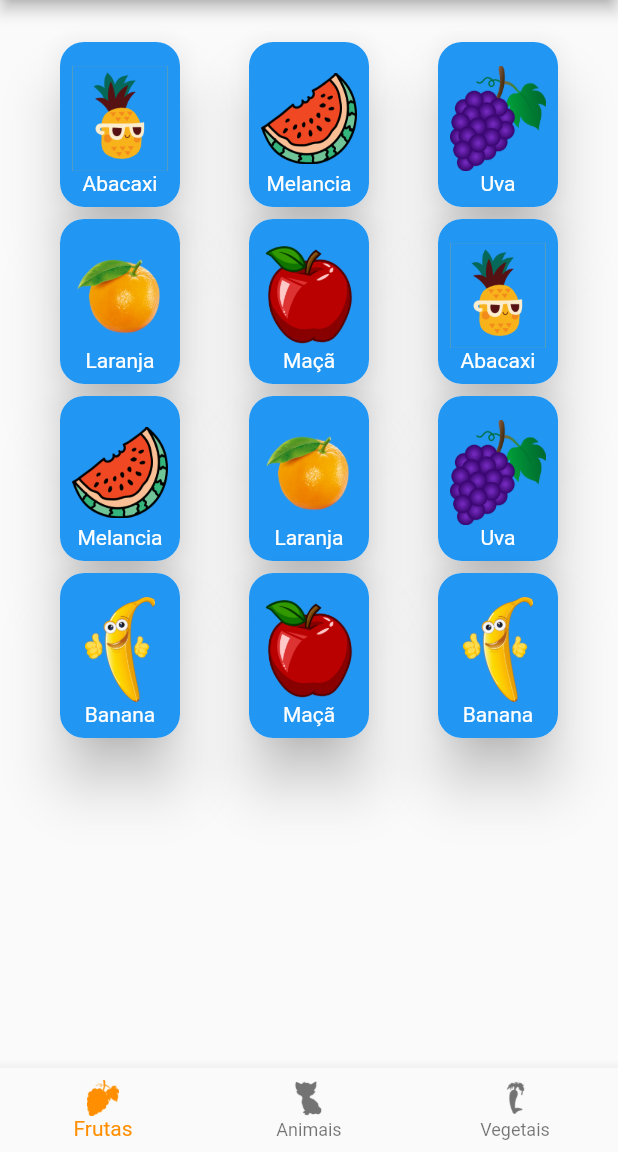
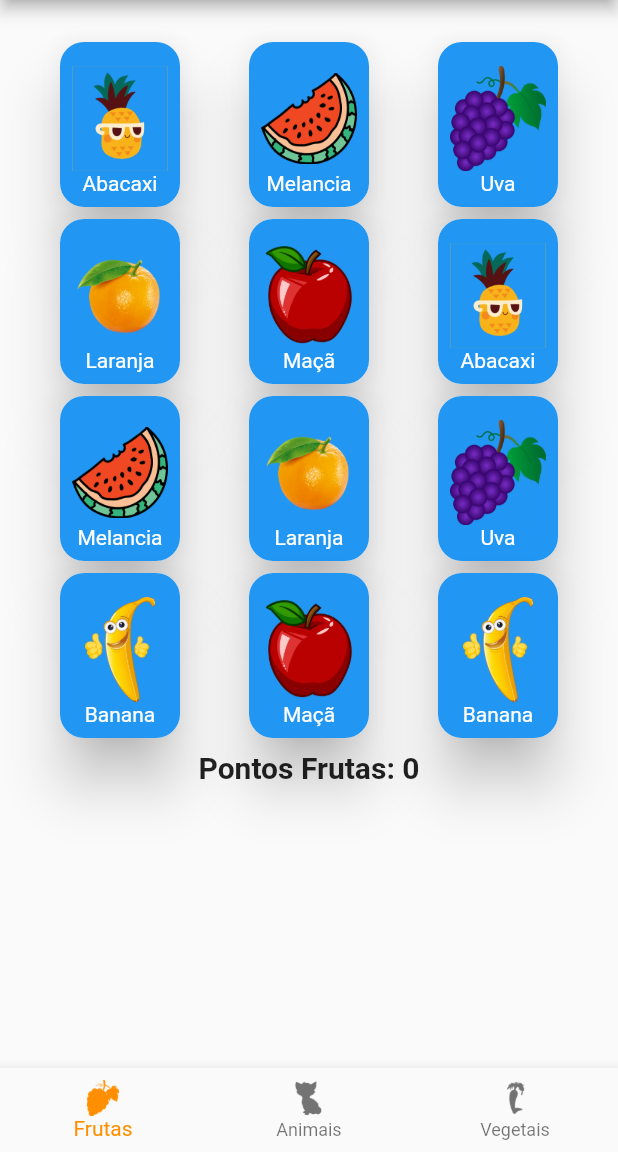
Before and after one commit to barrosodegas/flutter_mobile, a Flutter app: the screen it shows after launch, after a tap on "Jogar!", on a phone screen of 412 x 824 dp, the part 84-1236 px from its top. Run offline on Flutter 3.47's test engine with Material 2 defaults, Android fonts, the phone set to English and light mode, and no system bars; drawn by our look-alikes of flip_card; our stand-ins replace shared_preferences.

Commit message:
add: score to find_me project

```diff
--- a/find_me/lib/main.dart
+++ b/find_me/lib/main.dart
@@ -1,4 +1,3 @@
-import 'package:find_me/model/card_item.dart';
 import 'package:find_me/screen/base_screen.dart';
 import 'package:find_me/screen/home/home_screen.dart';
 import 'package:flutter/material.dart';
@@ -6,25 +5,30 @@ import 'package:provider/provider.dart';
 import 'package:find_me/service/card_animals_service.dart';
 import 'package:find_me/service/card_fruit_service.dart';
 import 'package:find_me/service/card_vegetables_service.dart';
+import 'package:shared_preferences/shared_preferences.dart';
 
-void main() {
+void main() async {
+
+  WidgetsFlutterBinding.ensureInitialized();
+  SharedPreferences storage = await SharedPreferences.getInstance();
+
   runApp(
     MultiProvider(
       providers: [
         ChangeNotifierProvider(
-          create: (_) => CardFruitService(),
+          create: (_) => CardFruitService(storage),
           lazy: false,
         ),
         ChangeNotifierProvider(
-          create: (_) => CardAnimalsService(),
+          create: (_) => CardAnimalsService(storage),
         ),
         ChangeNotifierProvider(
-          create: (_) => CardVegetablesService(),
+          create: (_) => CardVegetablesService(storage),
         ),
       ],
       child: MaterialApp(
         debugShowCheckedModeBanner: false,
-        title: 'Flutter Demo',
+        title: 'Encontre-me',
         theme: ThemeData(
           primarySwatch: Colors.blue,
           visualDensity: VisualDensity.adaptivePlatformDensity,
@@ -33,12 +37,12 @@ void main() {
           switch(settings.name) {
             case '/home':
               return MaterialPageRoute(
-                builder: (_) => HomeScreen(),
+                builder: (_) => HomeScreen(storage: storage,),
                 settings: settings,
               );
             default:
               return MaterialPageRoute(
-                builder: (_) => BaseScreen(),
+                builder: (_) => BaseScreen(storage: storage),
                 settings: settings,
               );
           }
--- a/find_me/lib/screen/base_screen.dart
+++ b/find_me/lib/screen/base_screen.dart
@@ -1,13 +1,24 @@
+import 'package:find_me/service/card_animals_service.dart';
+import 'package:find_me/service/card_fruit_service.dart';
+import 'package:find_me/service/card_vegetables_service.dart';
 import 'package:flutter/material.dart';
 import 'package:flutter/services.dart';
+import 'package:provider/provider.dart';
+import 'package:shared_preferences/shared_preferences.dart';
 
 class BaseScreen extends StatefulWidget {
+
+  final SharedPreferences storage;
+
+  const BaseScreen({Key key, this.storage}) : super(key: key);
 
   @override
   _BaseScreenState createState() => _BaseScreenState();
 }
 
 class _BaseScreenState extends State<BaseScreen> {
+
+  SharedPreferences get storage => widget.storage;
 
   @override
   void initState() {
@@ -33,7 +44,63 @@ class _BaseScreenState extends State<BaseScreen> {
         centerTitle: true,
       ),
       body: Center(
-        child: Container(
+        child: Column(
+          crossAxisAlignment: CrossAxisAlignment.center,
+          mainAxisAlignment: MainAxisAlignment.center,
+          children: [
+            Column(
+              crossAxisAlignment: CrossAxisAlignment.start,
+              mainAxisAlignment: MainAxisAlignment.center,
+              children: [
+                Consumer<CardFruitService>(
+                  builder: (_, __, ___) {
+                    final int scoreFruit = (storage.getInt("score_fruit") ?? 0);
+                    return Padding(
+                      padding: const EdgeInsets.only(left: 8.0, bottom: 16.0),
+                      child: Text(
+                        'Pontos Frutas: $scoreFruit',
+                        style: TextStyle(
+                          fontSize: 28,
+                          fontWeight: FontWeight.bold,
+                        ),
+                      ),
+                    );
+                  },
+                ),
+                Consumer<CardAnimalsService>(
+                  builder: (_, __, ___) {
+                    final int scoreAnimals = (storage.getInt("score_animals") ?? 0);
+                    return Padding(
+                      padding: const EdgeInsets.only(left: 8.0, bottom: 16.0),
+                      child: Text(
+                        'Pontos Animais: $scoreAnimals',
+                        style: TextStyle(
+                          fontSize: 28,
+                          fontWeight: FontWeight.bold,
+                        ),
+                      ),
+                    );
+                  },
+                ),
+                Consumer<CardVegetablesService>(
+                  builder: (_, __, ___) {
+                    final int scoreVegetables = (storage.getInt("score_vegetables") ?? 0);
+                    return Padding(
+                      padding: const EdgeInsets.only(left: 8.0, bottom: 16.0),
+                      child: Text(
+                        'Pontos Vegetais: $scoreVegetables',
+                        style: TextStyle(
+                          fontSize: 28,
+                          fontWeight: FontWeight.bold,
+                        ),
+                      ),
+                    );
+                  },
+                ),
+              ],
+            ),
+            const SizedBox(height: 32,),
+            Container(
               height: 60,
               width: 240,
               child: RaisedButton(
@@ -50,6 +117,8 @@ class _BaseScreenState extends State<BaseScreen> {
                 color: Theme.of(context).primaryColor,
               ),
             ),
+          ],
+        ),
       ),
     );
   }
--- a/find_me/lib/screen/card/card_screen.dart
+++ b/find_me/lib/screen/card/card_screen.dart
@@ -8,6 +8,7 @@ import 'package:find_me/service/card_service.dart';
 import 'package:find_me/service/card_vegetables_service.dart';
 import 'package:flutter/material.dart';
 import 'package:provider/provider.dart';
+import 'package:shared_preferences/shared_preferences.dart';
 
 enum CardType { FRUIT, ANIMALS, VEGETABLES }
 
@@ -16,8 +17,9 @@ class CardScreen extends StatelessWidget {
   final List<int> indexes = [];
   final CardType cardType;
   final Color color;
+  final SharedPreferences storage;
 
-  CardScreen({Key key, this.cardType, this.color}) : super(key: key) {
+  CardScreen({Key key, this.cardType, this.color, this.storage}) : super(key: key) {
     _randomIndexes();
   }
 
@@ -116,6 +118,48 @@ class CardScreen extends StatelessWidget {
                       ),
                   ],
                 ),
+                if (cardService is CardFruitService)
+                  Container(
+                    alignment: Alignment.center,
+                    child: Padding(
+                      padding: const EdgeInsets.all(4),
+                      child: Text(
+                        'Pontos Frutas: ${(storage.getInt("score_fruit") ?? 0)}',
+                        style: TextStyle(
+                          fontSize: 20,
+                          fontWeight: FontWeight.bold,
+                        ),
+                      ),
+                    )
+                  )
+                else if (cardService is CardAnimalsService)
+                  Container(
+                      alignment: Alignment.center,
+                      child: Padding(
+                        padding: const EdgeInsets.all(4),
+                        child: Text(
+                          'Pontos Animais: ${(storage.getInt("score_animals") ?? 0)}',
+                          style: TextStyle(
+                            fontSize: 20,
+                            fontWeight: FontWeight.bold,
+                          ),
+                        ),
+                      )
+                  )
+                else
+                  Container(
+                      alignment: Alignment.center,
+                      child: Padding(
+                        padding: const EdgeInsets.all(4),
+                        child: Text(
+                          'Pontos Vegetais: ${(storage.getInt("score_vegetables") ?? 0)}',
+                          style: TextStyle(
+                            fontSize: 20,
+                            fontWeight: FontWeight.bold,
+                          ),
+                        ),
+                      )
+                  ),
               ],
             ),
           );
--- a/find_me/lib/screen/home/home_screen.dart
+++ b/find_me/lib/screen/home/home_screen.dart
@@ -1,7 +1,12 @@
 import 'package:find_me/screen/card/card_screen.dart';
 import 'package:flutter/material.dart';
+import 'package:shared_preferences/shared_preferences.dart';
 
 class HomeScreen extends StatefulWidget {
+
+  final SharedPreferences storage;
+
+  const HomeScreen({Key key, this.storage}) : super(key: key);
 
   @override
   _HomeScreenState createState() => _HomeScreenState();
@@ -10,6 +15,8 @@ class HomeScreen extends StatefulWidget {
 class _HomeScreenState extends State<HomeScreen> {
 
   final PageController pageController = PageController();
+
+  SharedPreferences get storage => widget.storage;
 
   @override
   void dispose() {
@@ -28,14 +35,17 @@ class _HomeScreenState extends State<HomeScreen> {
           CardScreen(
             color: Colors.blue,
             cardType: CardType.FRUIT,
+            storage: storage,
           ),
           CardScreen(
             color: Colors.blue,
             cardType: CardType.ANIMALS,
+            storage: storage,
           ),
           CardScreen(
             color: Colors.blue,
             cardType: CardType.VEGETABLES,
+            storage: storage,
           ),
         ],
       ),
--- a/find_me/lib/service/card_animals_service.dart
+++ b/find_me/lib/service/card_animals_service.dart
@@ -1,14 +1,17 @@
 import 'package:find_me/model/card_item.dart';
 import 'package:find_me/service/card_service.dart';
 import 'package:flutter/material.dart';
+import 'package:shared_preferences/shared_preferences.dart';
 
 class CardAnimalsService extends ChangeNotifier implements CardService {
 
+  final List<String> pairItems = [];
+  final SharedPreferences storage;
+
   List<CardItem> cardItems;
-  final List<String> pairItems = [];
   int _counter = 0;
 
-  CardAnimalsService() {
+  CardAnimalsService(this.storage) {
     this.cardItems = _getAnimals();
     pairItems.clear();
   }
@@ -30,6 +33,7 @@ class CardAnimalsService extends ChangeNotifier implements CardService {
 
       if (count == 2) {
         pairItems.add(cardItem.code);
+        storage.setInt('score_animals', (storage.getInt("score_animals") ?? 0) + 1);
       }
       _counter++;
     }
--- a/find_me/lib/service/card_fruit_service.dart
+++ b/find_me/lib/service/card_fruit_service.dart
@@ -1,14 +1,17 @@
 import 'package:find_me/model/card_item.dart';
 import 'package:find_me/service/card_service.dart';
 import 'package:flutter/material.dart';
+import 'package:shared_preferences/shared_preferences.dart';
 
 class CardFruitService extends ChangeNotifier implements CardService {
 
+  final List<String> pairItems = [];
+  final SharedPreferences storage;
+
   List<CardItem> cardItems;
-  final List<String> pairItems = [];
   int _counter = 0;
 
-  CardFruitService() {
+  CardFruitService(this.storage) {
     this.cardItems = _getFruit();
     pairItems.clear();
   }
@@ -30,6 +33,7 @@ class CardFruitService extends ChangeNotifier implements CardService {
 
       if (count == 2) {
         pairItems.add(cardItem.code);
+        storage.setInt('score_fruit', (storage.getInt("score_fruit") ?? 0) + 1);
       }
       _counter++;
     }
--- a/find_me/lib/service/card_vegetables_service.dart
+++ b/find_me/lib/service/card_vegetables_service.dart
@@ -1,14 +1,17 @@
 import 'package:find_me/model/card_item.dart';
 import 'package:find_me/service/card_service.dart';
 import 'package:flutter/material.dart';
+import 'package:shared_preferences/shared_preferences.dart';
 
 class CardVegetablesService extends ChangeNotifier implements CardService {
 
+  final List<String> pairItems = [];
+  final SharedPreferences storage;
+
   List<CardItem> cardItems;
-  final List<String> pairItems = [];
   int _counter = 0;
 
-  CardVegetablesService() {
+  CardVegetablesService(this.storage) {
     this.cardItems = _getVegetables();
     pairItems.clear();
   }
@@ -30,6 +33,7 @@ class CardVegetablesService extends ChangeNotifier implements CardService {
 
       if (count == 2) {
         pairItems.add(cardItem.code);
+        storage.setInt('score_vegetables', (storage.getInt("score_vegetables") ?? 0) + 1);
       }
       _counter++;
     }
--- a/find_me/pubspec.yaml
+++ b/find_me/pubspec.yaml
@@ -26,6 +26,7 @@ dependencies:
   cupertino_icons: ^0.1.3
   provider: ^4.1.3
   flip_card: ^0.4.4
+  shared_preferences: ^0.5.8
 
 dev_dependencies:
   flutter_test:
```
Also changed, not shown: find_me/pubspec.lock. Lines whose indentation alone changed are shown as unchanged.
